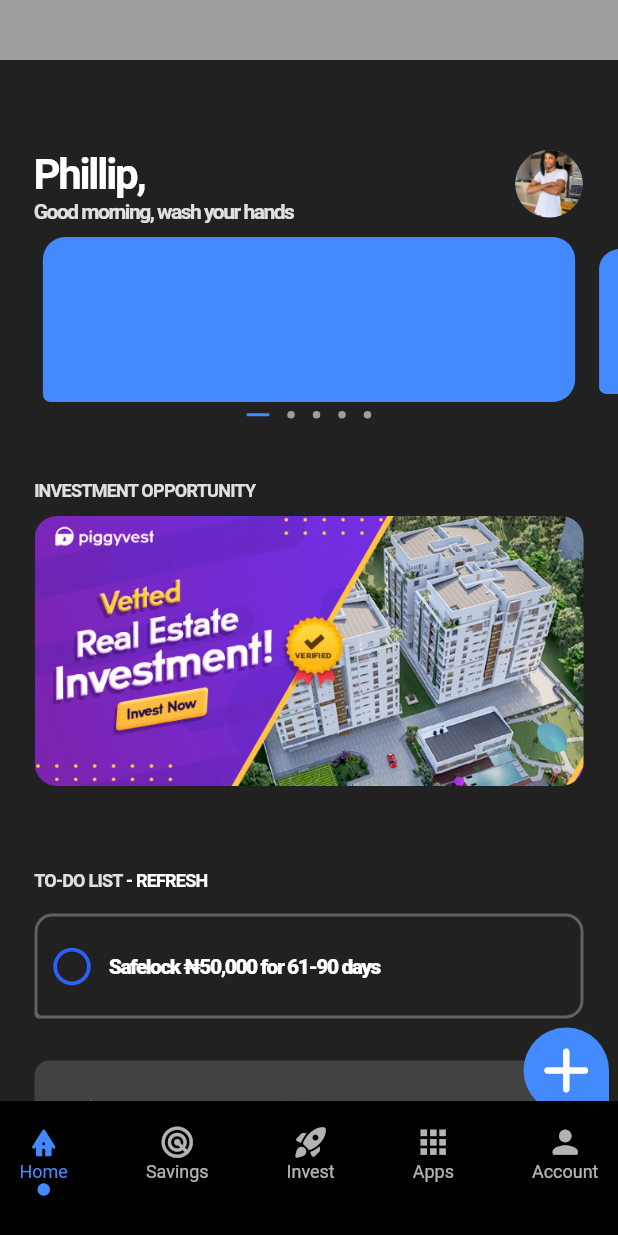
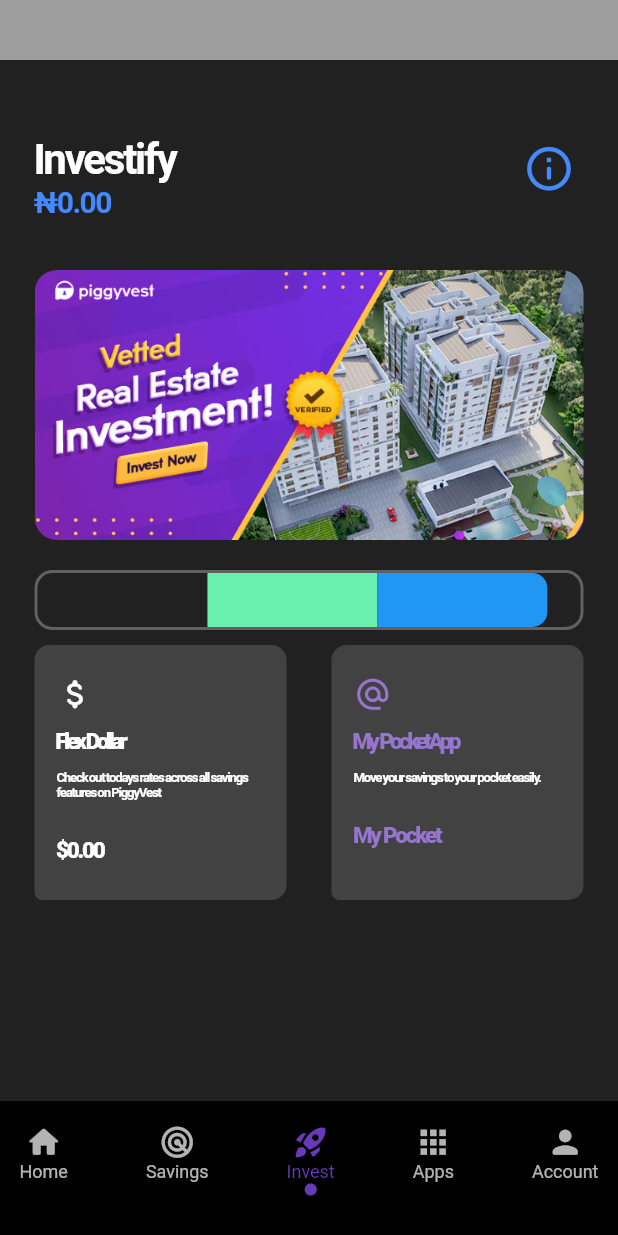
Before and after one commit to pilot017/PiggyVest-Cloned, a Flutter app: the screen it shows after launch, after a tap on "Invest", on a phone screen of 412 x 824 dp. Run offline on Flutter 3.47's test engine with Material 2 defaults, Android fonts, the phone set to English and light mode, and no system bars; drawn by our look-alikes of dots_indicator; our stand-ins replace get, google_fonts; missing offline and left inert: dart:ffi, icon, web_ffi.

Commit message:
This is first commit

```diff
--- a/lib/Widgets/button_icon_widgets.dart
+++ b/lib/Widgets/button_icon_widgets.dart
@@ -3,6 +3,7 @@ import 'dart:ffi';
 import 'package:flutter/cupertino.dart';
 import 'package:flutter/material.dart';
 import 'package:piggyvest/pages/homePage.dart';
+import 'package:piggyvest/pages/investPage.dart';
 import 'package:piggyvest/pages/savingsPage.dart';
 
 class ButtonIcon extends StatelessWidget {
@@ -39,7 +40,7 @@ class ButtonIcon extends StatelessWidget {
           },
           child: Column(
             children: [
-              Icon(Icons.bungalow_rounded, color: icon1, size: size, ),
+              Icon(Icons.home_rounded, color: icon1, size: size, ),
               Text('Home', style: TextStyle(color: icon1, fontSize: textsize),),
               Icon(Icons.circle_rounded, size: 10, color: color1,)
             ],
@@ -60,7 +61,11 @@ class ButtonIcon extends StatelessWidget {
           ),
         ),
         GestureDetector(
-          onTap: (){},
+          onTap: (){
+            Navigator.push(
+                context,
+                MaterialPageRoute(builder: (context) => InvestPage()));
+          },
           child: Column(
             children: [
               Icon(Icons.rocket_launch_rounded, color: icon3, size: size, ),
--- /dev/null
+++ b/lib/Widgets/investment_row_widget.dart
@@ -0,0 +1,61 @@
+import 'package:flutter/cupertino.dart';
+import 'package:flutter/material.dart';
+
+class InvestmentRow extends StatefulWidget {
+  final String text1;
+  final String text2;
+  final String text3;
+
+  final Color defaultColor;
+  final Color color1;
+
+  const InvestmentRow({Key? key, this.text1 = 'Active', this.text2 = 'Explore', this.text3 = 'Matured', this.defaultColor = Colors.transparent, this.color1 = Colors.deepPurple}) : super(key: key);
+
+
+
+
+
+
+
+  @override
+  State<InvestmentRow> createState() => _InvestmentRowState();
+}
+
+class _InvestmentRowState extends State<InvestmentRow> {
+
+  @override
+  Widget build(BuildContext context) {
+    return Row(
+      crossAxisAlignment: CrossAxisAlignment.stretch,
+      children: [
+        Container(
+          height: 130,
+          width: 113.3,
+          // color: Colors.blue,
+          decoration: BoxDecoration(
+            borderRadius: BorderRadius.only(
+              topLeft: Radius.circular(10),
+              bottomLeft: Radius.circular(10)
+            ),
+          ),
+        ),
+        Container(
+          width: 113.3,
+          color: Colors.greenAccent,
+        ),
+        Container(
+          height: 98,
+          width: 113.3,
+          // color: Colors.pink,
+          decoration: BoxDecoration(
+              borderRadius: BorderRadius.only(
+                  topRight: Radius.circular(10),
+                  bottomRight: Radius.circular(10)
+              ),
+              color: Colors.blue
+          ),
+        ),
+      ],
+    );
+  }
+}
--- a/lib/pages/homePage.dart
+++ b/lib/pages/homePage.dart
@@ -178,7 +178,9 @@ class _HomePageState extends State<HomePage> {
                             crossAxisAlignment: CrossAxisAlignment.start,
                             children: [
                               Text('INVESTMENT OPPORTUNITY', style: TextStyle(fontWeight: FontWeight.w700, fontSize: 12, color: Colors.grey.shade300, letterSpacing: -0.5),),
-                              Padding(padding: EdgeInsets.only(
+                              GestureDetector(
+                                onTap: (){},
+                                child: Padding(padding: EdgeInsets.only(
                                 top: 10
                                 ),
                                   child: Container(
@@ -192,6 +194,7 @@ class _HomePageState extends State<HomePage> {
                                           fit: BoxFit.cover
                                       )
                                       // color: Colors.blue
+                                    ),
                                   ),
                                 ),
                               )
@@ -236,8 +239,6 @@ class _HomePageState extends State<HomePage> {
                                         ),
                                         color: Colors.grey.shade700
                                       ),
-                                      child: GestureDetector(
-                                        onTap: (){},
                                       child: Padding(
                                         padding: const EdgeInsets.all(2.0),
                                         child: Container(
@@ -261,7 +262,6 @@ class _HomePageState extends State<HomePage> {
                                                 Text('Safelock ₦50,000 for 61-90 days', style: TextStyle(fontWeight: FontWeight.w800, color: Colors.white, letterSpacing: -1),)
 
                                               ],
-                                              ),
                                             ),
                                           ),
                                         ),
--- /dev/null
+++ b/lib/pages/investPage.dart
@@ -0,0 +1,248 @@
+import 'package:flutter/cupertino.dart';
+import 'package:flutter/material.dart';
+import 'package:piggyvest/Widgets/button_icon_widgets.dart';
+import 'package:piggyvest/Widgets/investment_row_widget.dart';
+
+import '../Widgets/Icon_and_text_widget.dart';
+
+class InvestPage extends StatefulWidget {
+  const InvestPage({Key? key}) : super(key: key);
+
+  @override
+  State<InvestPage> createState() => _InvestPageState();
+}
+
+class _InvestPageState extends State<InvestPage> {
+  @override
+  Widget build(BuildContext context) {
+    return Scaffold(
+        body: Stack(
+          children: [
+            Positioned(
+              top: 0,
+              left: 0,
+              right: 0,
+              child: Container(
+                color: Colors.grey,
+                height: 40,
+                // width: 300,
+              ),
+            ),
+            Positioned(
+              top: 40,
+              right: 0,
+              left: 0,
+              child: Container(
+                height: 720,
+                width: double.maxFinite,
+                color: Colors.grey.shade900,
+                child: Column(
+                  children: [
+                    SizedBox(height: 40,),
+                    Container(
+                      height: 80,
+                      width: double.maxFinite,
+                      // color: Colors.white,
+                      child: Column(
+                        crossAxisAlignment: CrossAxisAlignment.start,
+                        children: [
+                          Padding(
+                            padding: EdgeInsets.only(
+                                top: 10,
+                                left: 23,
+                                right: 23,
+                                bottom: 5
+                            ),
+                            child: Row(
+                              crossAxisAlignment: CrossAxisAlignment.start,
+                              mainAxisAlignment: MainAxisAlignment.spaceBetween,
+                              children: [
+                                Container(
+                                  height: 60,
+                                  width: 280,
+                                  child: Column(
+                                    crossAxisAlignment: CrossAxisAlignment.start,
+                                    children: [
+                                      Text('Investify', style: TextStyle(fontSize: 28, fontWeight: FontWeight.w700, color: Colors.white, letterSpacing: -1.5),),
+                                      Text('₦0.00', style: TextStyle(fontWeight: FontWeight.w700, color: Colors.blueAccent, fontSize: 20, letterSpacing: -1),)
+                                    ],
+                                  ),
+                                ),
+                                Container(
+                                  height: 50,
+                                  width: 46,
+                                  child: Padding(
+                                    padding: const EdgeInsets.only(
+                                        bottom: 5
+                                    ),
+                                    child: Icon(
+                                      Icons.info_outline_rounded, size: 35, color: Colors.blueAccent,
+
+                                    ),
+                                  ),
+                                ),
+                              ],
+                            ),
+                          ),
+                        ],
+                      ),
+                    ),
+                    Container(
+                      height: 580,
+                      width: double.maxFinite,
+                      // color: Colors.white,
+                      child: Padding(
+                        padding: EdgeInsets.only(
+                            top: 10,
+                            left: 23,
+                            right: 23,
+                            bottom: 5
+                        ),
+                        child: Column(
+                          crossAxisAlignment: CrossAxisAlignment.start,
+                          children: [
+                            //Picture container
+                            GestureDetector(
+                              onTap: (){},
+                              child: Padding(padding: EdgeInsets.only(
+                                  top: 10
+                              ),
+                                child: Container(
+                                  height: 180,
+                                  width: 400,
+                                  // color: Colors.blue,
+                                  decoration: BoxDecoration(
+                                      borderRadius: BorderRadius.circular(15),
+                                      image: DecorationImage(
+                                          image: AssetImage('images/invest.png'),
+                                          fit: BoxFit.cover
+                                      )
+                                    // color: Colors.blue
+                                  ),
+                                ),
+                              ),
+                            ),
+                            SizedBox(height: 20,),
+                            //Active, Explore, Matured functions
+                            Container(
+                              height: 40,
+                              width: 400,
+                              decoration: BoxDecoration(
+                                  borderRadius: BorderRadius.only(
+                                      topLeft: Radius.circular(12),
+                                      topRight: Radius.circular(12),
+                                      bottomRight: Radius.circular(12),
+                                      bottomLeft: Radius.circular(12)
+                                  ),
+                                  color: Colors.grey.shade700
+                              ),
+                              child: Padding(
+                                padding: const EdgeInsets.all(2.0),
+                                child: Container(
+                                  height: 98,
+                                  width: 300,
+                                  decoration: BoxDecoration(
+                                      borderRadius: BorderRadius.only(
+                                          topLeft: Radius.circular(10),
+                                          topRight: Radius.circular(10),
+                                          bottomRight: Radius.circular(10),
+                                          bottomLeft: Radius.circular(10)
+                                      ),
+                                      color: Colors.grey.shade900
+                                  ),
+                                  child: Padding(
+                                    padding: const EdgeInsets.all(0),
+                                    child: InvestmentRow()
+                                  ),
+                                ),
+                              ),
+                            ),
+                            SizedBox(height: 10,),
+                            Row(
+                              mainAxisAlignment: MainAxisAlignment.spaceBetween,
+                              children: [
+                                GestureDetector(
+                                  onTap: (){},
+                                  child: Container(
+                                    height: 170,
+                                    width: 168,
+                                    decoration: BoxDecoration(
+                                        borderRadius: BorderRadius.only(
+                                            topLeft: Radius.circular(10),
+                                            topRight: Radius.circular(10),
+                                            bottomRight: Radius.circular(10),
+                                            bottomLeft: Radius.circular(5)
+                                        ),
+                                        color: Colors.grey.shade800
+                                    ),
+                                    child: Center(
+                                      child: Padding(
+                                        padding: EdgeInsets.only(
+                                            top: 20,
+                                            left: 15,
+                                            right: 15,
+                                            bottom: 20
+                                        ),
+                                        child: IconAndText(color: Colors.white, bigText: 'Flex Dollar', icons: Icons.attach_money_rounded, smallText: 'Check out today\s rates across all savings features on PiggyVest', bigText1: '\$0.00'),
+                                      ),
+                                    ),
+                                  ),
+                                ),
+                                GestureDetector(
+                                  onTap: (){},
+                                  child: Container(
+                                    height: 170,
+                                    width: 168,
+                                    decoration: BoxDecoration(
+                                        borderRadius: BorderRadius.only(
+                                            topLeft: Radius.circular(10),
+                                            topRight: Radius.circular(10),
+                                            bottomRight: Radius.circular(10),
+                                            bottomLeft: Radius.circular(5)
+                                        ),
+                                        color: Colors.grey.shade800
+                                    ),
+                                    child: Padding(
+                                      padding: EdgeInsets.only(
+                                          top: 20,
+                                          left: 15,
+                                          right: 15,
+                                          bottom: 20
+                                      ),
+                                      child: IconAndText(color: Colors.deepPurple.shade300, bigText: 'My PocketApp', icons: Icons.alternate_email, smallText: 'Move your savings to your pocket easily.', bigText1: 'My Pocket'),
+                                    ),
+                                  ),
+                                ),
+                              ],
+                            ),
+                          ],
+                        ),
+                      ),
+                    ),
+                  ],
+                ),
+              ),
+            )
+          ],
+        ),
+        // backgroundColor: Colors.grey.shade900,
+        bottomNavigationBar: Container(
+          height: 90,
+          width: 400,
+          child: Container(
+            color: Colors.black,
+            height: 100,
+            width: 300,
+            child: Padding(
+              padding: const EdgeInsets.only(
+                  top: 15,
+                  left: 13,
+                  right: 13
+              ),
+              child: ButtonIcon(icon3: Colors.deepPurple,color3: Colors.deepPurple,),
+            ),
+          ),
+        )
+    );
+  }
+}
--- a/lib/pages/savingsPage.dart
+++ b/lib/pages/savingsPage.dart
@@ -264,7 +264,7 @@ class _SavingsPageState extends State<SavingsPage> {
                                             right: 15,
                                             bottom: 20
                                         ),
-                                        child: IconAndText(color: Colors.deepPurple.shade400, bigText: 'My PocketApp', icons: Icons.alternate_email, smallText: 'Move your savings to your pocket easily.', bigText1: 'My Pocket'),
+                                        child: IconAndText(color: Colors.deepPurple.shade300, bigText: 'My PocketApp', icons: Icons.alternate_email, smallText: 'Move your savings to your pocket easily.', bigText1: 'My Pocket'),
                                       ),
                                     ),
                                   ),
```
Lines whose indentation alone changed are shown as unchanged.
